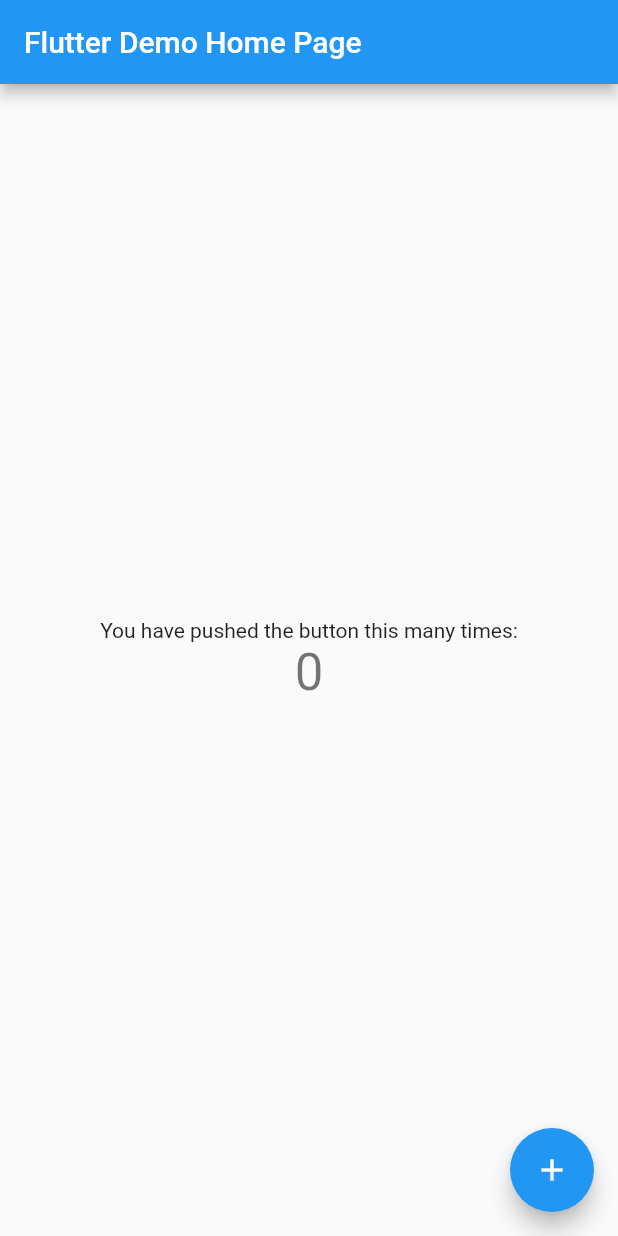
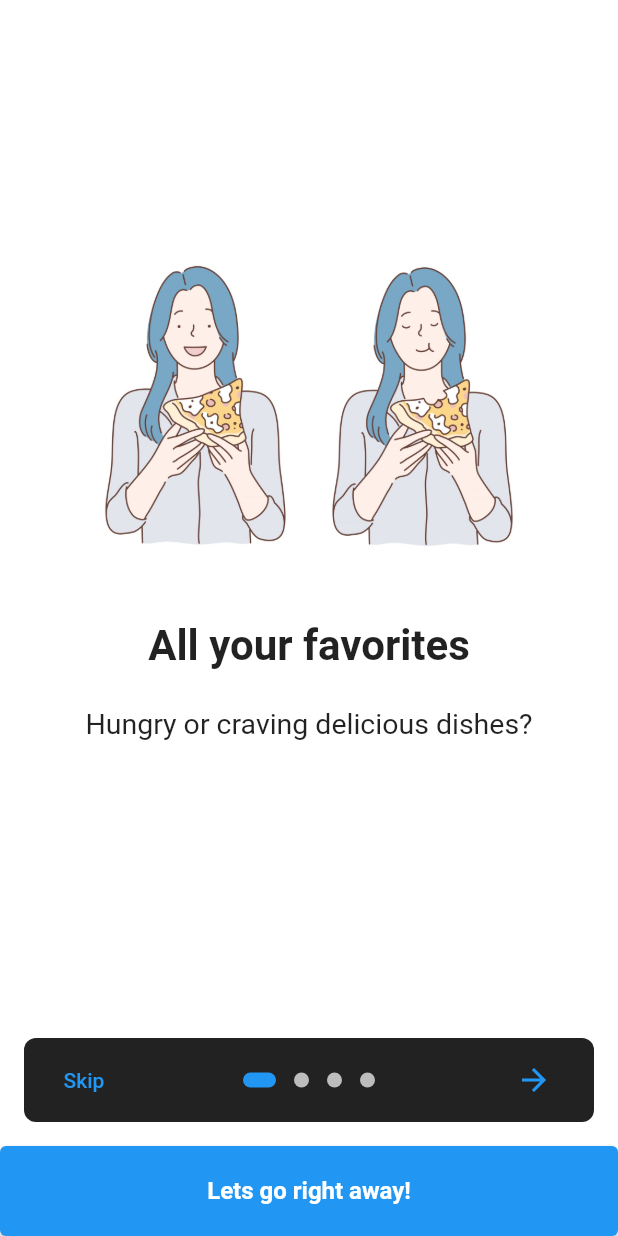
Before and after one commit to eric-mahasi/mealmagic, a Flutter app: the screen it shows after launch, on a phone screen of 412 x 824 dp. Run offline on Flutter 3.47's test engine with Material 2 defaults, Android fonts, the phone set to English and light mode, and no system bars; drawn by our look-alikes of introduction_screen.

Commit message:
Add onboarding screens

```diff
--- /dev/null
+++ b/lib/core/onboarding/onboarding.dart
@@ -0,0 +1,131 @@
+import 'package:flutter/foundation.dart';
+import 'package:introduction_screen/introduction_screen.dart';
+import 'package:flutter/material.dart';
+
+class OnBoardingPage extends StatefulWidget {
+  const OnBoardingPage({Key? key}) : super(key: key);
+
+  @override
+  _OnBoardingPageState createState() => _OnBoardingPageState();
+}
+
+class _OnBoardingPageState extends State<OnBoardingPage> {
+  final introKey = GlobalKey<IntroductionScreenState>();
+
+  void _onIntroEnd(context) {
+    Navigator.of(context).push(
+      MaterialPageRoute(builder: (_) => const HomePage()),
+    );
+  }
+
+  Widget _buildImage(String assetName, [double width = 350]) {
+    return Image.asset('assets/images/$assetName', width: width);
+  }
+
+  @override
+  Widget build(BuildContext context) {
+    const bodyStyle = TextStyle(fontSize: 19.0);
+
+    const pageDecoration = PageDecoration(
+      titleTextStyle: TextStyle(fontSize: 28.0, fontWeight: FontWeight.w700),
+      bodyTextStyle: bodyStyle,
+      descriptionPadding: EdgeInsets.fromLTRB(16.0, 0.0, 16.0, 16.0),
+      pageColor: Colors.white,
+      imagePadding: EdgeInsets.zero,
+    );
+
+    return IntroductionScreen(
+      key: introKey,
+      globalBackgroundColor: Colors.white,
+      globalHeader: const Align(
+        alignment: Alignment.topRight,
+        child: SafeArea(
+          child: Padding(
+            padding: EdgeInsets.only(top: 16, right: 16),
+          ),
+        ),
+      ),
+      globalFooter: SizedBox(
+        width: double.infinity,
+        height: 60,
+        child: ElevatedButton(
+          child: const Text(
+            'Lets go right away!',
+            style: TextStyle(fontSize: 16.0, fontWeight: FontWeight.bold),
+          ),
+          onPressed: () => _onIntroEnd(context),
+        ),
+      ),
+      pages: [
+        PageViewModel(
+          title: "All your favorites",
+          body:
+          "Hungry or craving delicious dishes?",
+          image: _buildImage('lady-eating-pizza.jpg'),
+          decoration: pageDecoration,
+        ),
+        PageViewModel(
+          title: "A wide variety of food",
+          body:
+          "Lots of options to choose from.",
+          image: _buildImage('hamburger.jpg'),
+          decoration: pageDecoration,
+        ),
+        PageViewModel(
+          title: "Search for a place",
+          body:
+          "Set your location and browse food vendors around you.",
+          image: _buildImage('map-navigation.jpg'),
+          decoration: pageDecoration,
+        ),
+        PageViewModel(
+          title: "Fast delivery",
+          body:
+          "Super-fast and reliable delivery.",
+          image: _buildImage('guy-on-motorbike.jpg'),
+          decoration: pageDecoration,
+        ),
+      ],
+      onDone: () => _onIntroEnd(context),
+      //onSkip: () => _onIntroEnd(context), // You can override onSkip callback
+      showSkipButton: true,
+      skipFlex: 0,
+      nextFlex: 0,
+      //rtl: true, // Display as right-to-left
+      skip: const Text('Skip'),
+      next: const Icon(Icons.arrow_forward),
+      done: const Text('Done', style: TextStyle(fontWeight: FontWeight.w600)),
+      curve: Curves.fastLinearToSlowEaseIn,
+      controlsMargin: const EdgeInsets.all(16),
+      controlsPadding: kIsWeb
+          ? const EdgeInsets.all(12.0)
+          : const EdgeInsets.fromLTRB(8.0, 4.0, 8.0, 4.0),
+      dotsDecorator: const DotsDecorator(
+        size: Size(10.0, 10.0),
+        color: Color(0xFFBDBDBD),
+        activeSize: Size(22.0, 10.0),
+        activeShape: RoundedRectangleBorder(
+          borderRadius: BorderRadius.all(Radius.circular(25.0)),
+        ),
+      ),
+      dotsContainerDecorator: const ShapeDecoration(
+        color: Colors.black87,
+        shape: RoundedRectangleBorder(
+          borderRadius: BorderRadius.all(Radius.circular(8.0)),
+        ),
+      ),
+    );
+  }
+}
+
+class HomePage extends StatelessWidget {
+  const HomePage({Key? key}) : super(key: key);
+
+  @override
+  Widget build(BuildContext context) {
+    return Scaffold(
+      appBar: AppBar(title: const Text('Home')),
+      body: const Center(child: Text("This is the screen after Introduction"))
+    );
+  }
+}
--- a/lib/main.dart
+++ b/lib/main.dart
@@ -1,4 +1,5 @@
 import 'package:flutter/material.dart';
+import 'core/onboarding/onboarding.dart';
 
 void main() {
   runApp(const MyApp());
@@ -24,7 +25,7 @@
         // is not restarted.
         primarySwatch: Colors.blue,
       ),
-      home: const MyHomePage(title: 'Flutter Demo Home Page'),
+      home: const OnBoardingPage(),
     );
   }
 }
```
Also changed, not shown: pubspec.yaml (+4 -3 lines), pubspec.lock.
